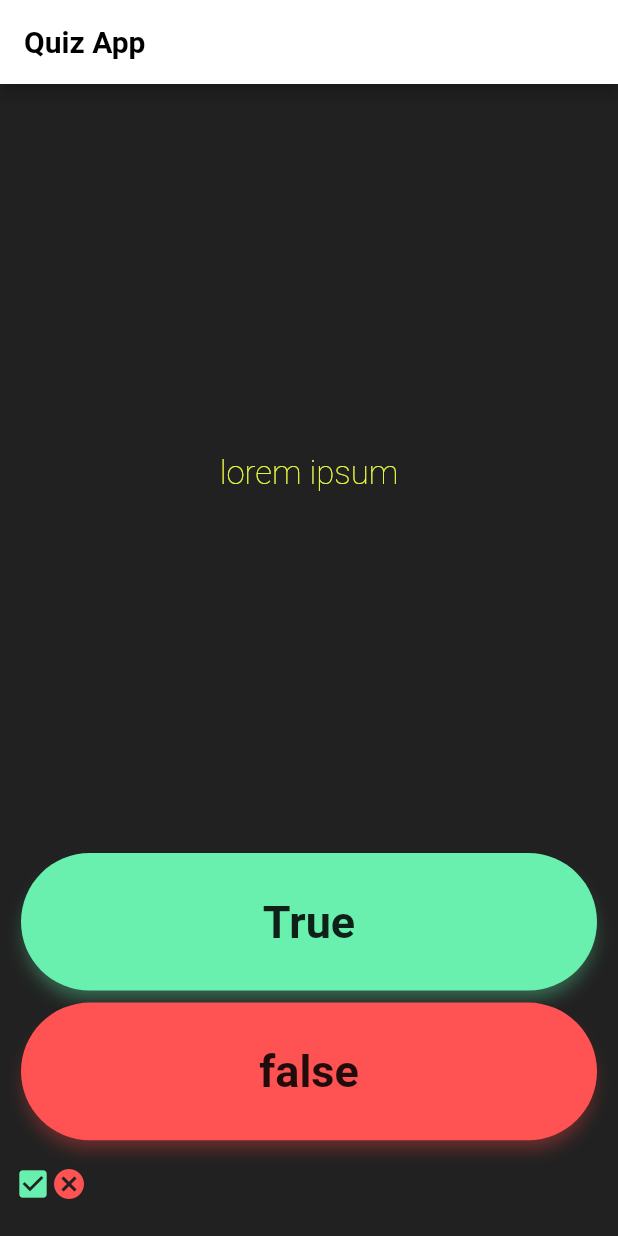
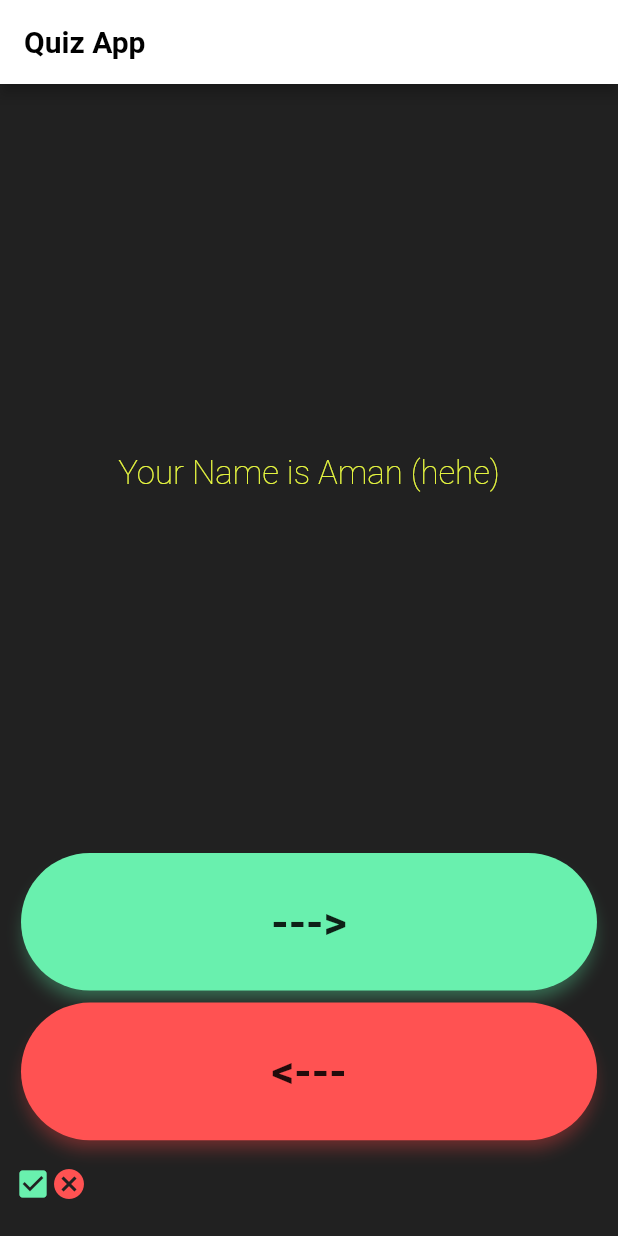
Before and after one commit to Programer3/quizzler, a Flutter app: the screen it shows after launch, on a phone screen of 412 x 824 dp. Run offline on Flutter 3.47's test engine with Material 2 defaults, Android fonts, the phone set to English and light mode, and no system bars.

```diff
--- a/lib/main.dart
+++ b/lib/main.dart
@@ -53,6 +53,12 @@ class _QuizAreaState extends State<QuizArea> {
       color: Colors.redAccent,
     ),
   ];
+  List<String> questions = [
+    'Your Name is Aman (hehe)',
+    'Your Real name is Doggo boii (hehhehehehehehe)',
+    'what the dog doin',
+  ];
+  int questionnumber = 0;
   @override
   Widget build(BuildContext context) {
     return Column(
@@ -63,7 +69,7 @@ class _QuizAreaState extends State<QuizArea> {
           flex: 5 * 2,
           child: Center(
             child: Text(
-              'lorem ipsum',
+              questions[questionnumber],
               style: TextStyle(
                 fontSize: 22,
                 fontWeight: FontWeight.w200,
@@ -90,11 +96,13 @@ class _QuizAreaState extends State<QuizArea> {
                           color: Colors.greenAccent,
                         ),
                       );
+                      questionnumber++;
+                      print(questionnumber);
                     },
                   );
                 },
                 child: Text(
-                  'True',
+                  '--->',
                   style: TextStyle(
                     color: Colors.black87,
                     fontSize: 30,
@@ -117,12 +125,14 @@ class _QuizAreaState extends State<QuizArea> {
               onPressed: () {
                 setState(
                   () {
+                    questionnumber--;
                     scorekeeper.removeLast();
+                    print(questionnumber);
                   },
                 );
               },
               child: Text(
-                'false',
+                '<---',
                 style: TextStyle(
                   fontSize: 30,
                   color: Colors.black87,
```
